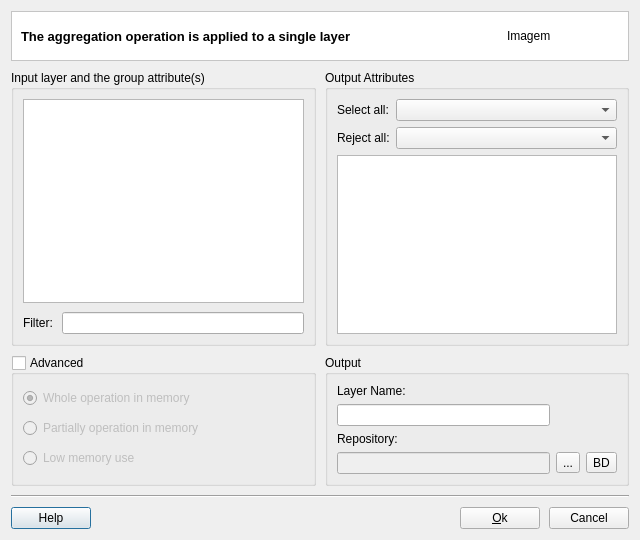
claudiobogossian/terralib5, file src/terralib/vp/qt/ui/AggregationDialogForm.ui: the form before one commit.
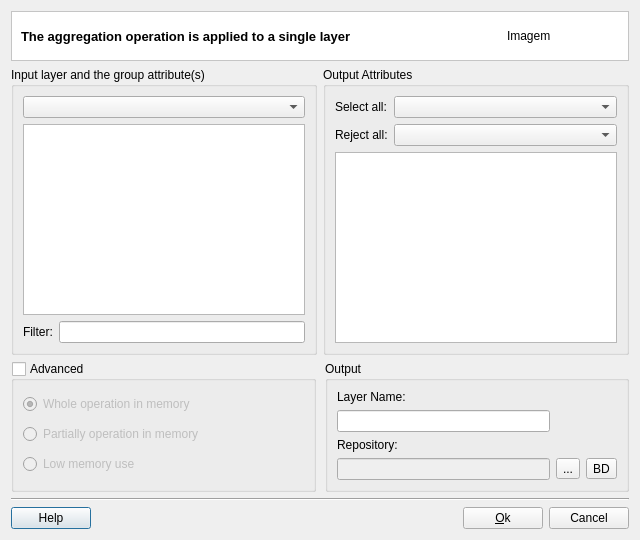
The form after the commit.

Commit message: Vector Processing - Aggregation

```diff
--- a/src/terralib/vp/qt/ui/AggregationDialogForm.ui
+++ b/src/terralib/vp/qt/ui/AggregationDialogForm.ui
@@ -13,11 +13,10 @@
   <property name="windowTitle">
    <string>Aggregation Operation</string>
   </property>
-  <layout class="QVBoxLayout" name="verticalLayout_6" stretch="0,1,0,0,0">
-   <property name="spacing">
-    <number>9</number>
-   </property>
-   <item>
+  <layout class="QGridLayout" name="gridLayout_8">
+   <item row="0" column="0">
+    <layout class="QGridLayout" name="gridLayout_7">
+     <item row="0" column="0">
     <widget class="QFrame" name="frame_2">
      <property name="styleSheet">
       <string notr="true">QWidget { background: white }</string>
@@ -74,33 +73,34 @@
      </layout>
     </widget>
    </item>
-   <item>
-    <layout class="QHBoxLayout" name="horizontalLayout_3" stretch="1,1">
-     <property name="spacing">
-      <number>9</number>
-     </property>
-     <item>
+     <item row="1" column="0">
+      <layout class="QGridLayout" name="gridLayout_6">
+       <item row="0" column="0">
       <widget class="QGroupBox" name="groupBox">
        <property name="title">
         <string>Input layer and the group attribute(s)</string>
        </property>
-       <layout class="QVBoxLayout" name="verticalLayout_3" stretch="1,0">
-        <property name="spacing">
-         <number>9</number>
-        </property>
-        <item>
-         <widget class="QTreeView" name="m_layerTreeView"/>
-        </item>
-        <item>
-         <layout class="QHBoxLayout" name="horizontalLayout">
-          <item>
+         <layout class="QGridLayout" name="gridLayout_5">
+          <item row="0" column="0">
+           <widget class="QComboBox" name="m_layersComboBox"/>
+          </item>
+          <item row="1" column="0">
+           <widget class="QListWidget" name="m_propertieslistWidget">
+            <property name="selectionMode">
+             <enum>QAbstractItemView::MultiSelection</enum>
+            </property>
+           </widget>
+          </item>
+          <item row="2" column="0">
+           <layout class="QGridLayout" name="gridLayout_4">
+            <item row="0" column="0">
            <widget class="QLabel" name="label_6">
             <property name="text">
              <string>Filter:</string>
             </property>
            </widget>
           </item>
-          <item>
+            <item row="0" column="1">
            <widget class="QLineEdit" name="m_filterLineEdit"/>
           </item>
          </layout>
@@ -108,7 +108,7 @@
        </layout>
       </widget>
      </item>
-     <item>
+       <item row="0" column="1">
       <widget class="QGroupBox" name="m_outputAttribGroupBox">
        <property name="title">
         <string>Output Attributes</string>
@@ -172,7 +172,7 @@
      </item>
     </layout>
    </item>
-   <item>
+     <item row="2" column="0">
     <layout class="QHBoxLayout" name="horizontalLayout_4" stretch="1,1">
      <property name="spacing">
       <number>9</number>
@@ -301,14 +301,14 @@
      </item>
     </layout>
    </item>
-   <item>
+     <item row="3" column="0">
     <widget class="Line" name="line_2">
      <property name="orientation">
       <enum>Qt::Horizontal</enum>
      </property>
     </widget>
    </item>
-   <item>
+     <item row="4" column="0">
     <layout class="QGridLayout" name="gridLayout_2">
      <item row="0" column="0">
       <widget class="QPushButton" name="m_helpPushButton">
@@ -343,6 +343,8 @@
         <string>Cancel</string>
        </property>
       </widget>
+       </item>
+      </layout>
      </item>
     </layout>
    </item>
```
Lines whose indentation alone changed are shown as unchanged. The commit also changes 6 other files.
